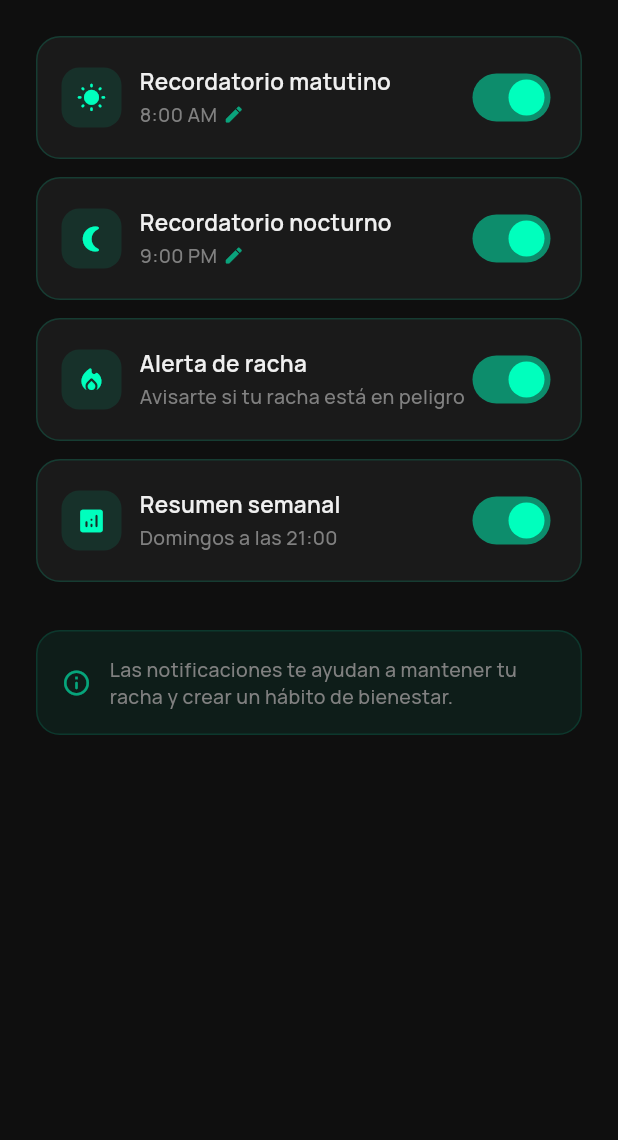
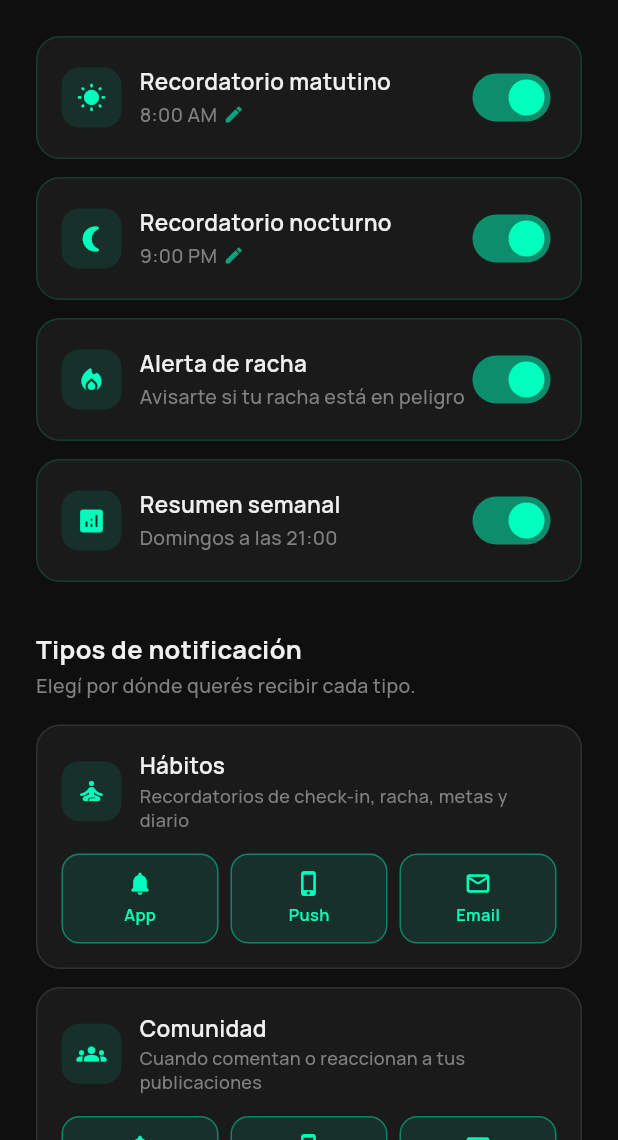
Before and after one commit to leopecom1/sentio, a Flutter app: the NotificationSettingsScreen screen opened by its route, on a phone screen of 412 x 824 dp, the part 96-1236 px from its top. Run offline on Flutter 3.47's test engine with Material 3 defaults, Android fonts, the phone set to English and light mode, and no system bars; our stand-ins replace cached_network_image, confetti, fl_chart, flutter_local_notifications, flutter_svg, go_router and 8 more; missing offline and left inert: onesignal_flutter; accounts and stored records are empty.

Commit message:
Notificaciones: motor backend + preferencias por usuario + OneSignal (scaffold)
- supabase: motor de notificaciones (templates, automation_rules, preferences,
  log, notify_user, run_daily_automations vía pg_cron, triggers de comunidad,
  admin_broadcast). Reglas arrancan pausadas; se activan desde el admin.
- app: pantalla de notificaciones con preferencias por categoría (app/push/email)
  conectadas a notification_preferences.
- app: PushService (OneSignal) guarded — no-op hasta cargar onesignal_app_id.

Co-Authored-By: Claude Opus 4.8 <noreply@anthropic.com>

```diff
--- a/sentio_app/lib/main.dart
+++ b/sentio_app/lib/main.dart
@@ -8,6 +8,7 @@ import 'package:sentio_app/config/constants.dart';
 import 'package:sentio_app/config/router.dart';
 import 'package:sentio_app/providers/app_provider.dart';
 import 'package:sentio_app/services/notification_service.dart';
+import 'package:sentio_app/services/push_service.dart';
 import 'package:sentio_app/widgets/celebration_overlay_manager.dart';
 
 void main() async {
@@ -31,6 +32,9 @@ void main() async {
   await appProvider.initialize();
 
   await NotificationService.instance.initialize();
+
+  // Push (no-op hasta que haya onesignal_app_id en app_config)
+  await PushService.instance.initialize();
 
   runApp(SentioApp(appProvider: appProvider));
 }
--- a/sentio_app/lib/providers/app_provider.dart
+++ b/sentio_app/lib/providers/app_provider.dart
@@ -18,6 +18,7 @@ import 'package:sentio_app/services/notification_service.dart';
 import 'package:sentio_app/services/community_service.dart';
 import 'package:sentio_app/services/finance_service.dart';
 import 'package:sentio_app/services/notifications_service.dart';
+import 'package:sentio_app/services/push_service.dart';
 import 'package:sentio_app/services/gamification_service.dart';
 import 'package:sentio_app/models/financial_account.dart';
 import 'package:sentio_app/models/financial_transaction.dart';
@@ -208,6 +209,47 @@ class AppProvider extends ChangeNotifier {
     notifyListeners();
   }
 
+  // ---- Preferencias de notificaciones (por categoría) ----
+  // categoría: 'all' (master) | habitos | comunidad | reactivacion | progreso
+  Future<Map<String, Map<String, bool>>> loadNotificationPreferences() async {
+    final userId = _supabase.auth.currentUser?.id;
+    if (userId == null) return {};
+    try {
+      final rows = await _supabase
+          .from('notification_preferences')
+          .select('category, in_app, push, email')
+          .eq('user_id', userId);
+      final out = <String, Map<String, bool>>{};
+      for (final r in (rows as List)) {
+        out[r['category'] as String] = {
+          'in_app': r['in_app'] as bool? ?? true,
+          'push': r['push'] as bool? ?? true,
+          'email': r['email'] as bool? ?? true,
+        };
+      }
+      return out;
+    } catch (_) {
+      return {};
+    }
+  }
+
+  Future<void> setNotificationPreference(
+    String category, {
+    required bool inApp,
+    required bool push,
+    required bool email,
+  }) async {
+    final userId = _supabase.auth.currentUser?.id;
+    if (userId == null) return;
+    await _supabase.from('notification_preferences').upsert({
+      'user_id': userId,
+      'category': category,
+      'in_app': inApp,
+      'push': push,
+      'email': email,
+    }, onConflict: 'user_id,category');
+  }
+
   void _startNotificationsPolling() {
     _notificationsPolling?.cancel();
     _notificationsPolling = Timer.periodic(const Duration(seconds: 30), (_) async {
@@ -576,6 +618,8 @@ class AppProvider extends ChangeNotifier {
     // Load notifications and start polling
     await loadNotifications();
     _startNotificationsPolling();
+    // Vincular push al usuario (no-op si OneSignal no está configurado)
+    PushService.instance.login(userId);
     notifyListeners();
   }
 
@@ -773,6 +817,7 @@ class AppProvider extends ChangeNotifier {
   }
 
   Future<void> signOut() async {
+    PushService.instance.logout();
     await _supabase.auth.signOut();
     _clearData();
     notifyListeners();
--- a/sentio_app/lib/screens/settings/notification_settings_screen.dart
+++ b/sentio_app/lib/screens/settings/notification_settings_screen.dart
@@ -21,12 +21,45 @@ class _NotificationSettingsScreenState extends State<NotificationSettingsScreen>
   TimeOfDay _morningTime = const TimeOfDay(hour: 8, minute: 0);
   TimeOfDay _eveningTime = const TimeOfDay(hour: 21, minute: 0);
 
+  // Preferencias por categoría (servidor): app / push / email
+  static const _categories = [
+    ('habitos', 'Hábitos', 'Recordatorios de check-in, racha, metas y diario', Icons.self_improvement_rounded),
+    ('comunidad', 'Comunidad', 'Cuando comentan o reaccionan a tus publicaciones', Icons.groups_rounded),
+    ('reactivacion', 'Reactivación', 'Si pasás unos días sin entrar', Icons.waving_hand_rounded),
+  ];
+  Map<String, Map<String, bool>> _prefs = {};
+  bool _loadingPrefs = true;
+
   @override
   void initState() {
     super.initState();
     final provider = context.read<AppProvider>();
     _morningEnabled = provider.profile?.morningReminder ?? true;
     _eveningEnabled = provider.profile?.eveningReminder ?? true;
+    _loadPrefs();
+  }
+
+  Future<void> _loadPrefs() async {
+    final prefs = await context.read<AppProvider>().loadNotificationPreferences();
+    if (mounted) setState(() { _prefs = prefs; _loadingPrefs = false; });
+  }
+
+  bool _ch(String category, String channel) => _prefs[category]?[channel] ?? true;
+
+  Future<void> _setChannel(String category, String channel, bool value) async {
+    final current = {
+      'in_app': _ch(category, 'in_app'),
+      'push': _ch(category, 'push'),
+      'email': _ch(category, 'email'),
+    };
+    current[channel] = value;
+    setState(() => _prefs[category] = current);
+    await context.read<AppProvider>().setNotificationPreference(
+      category,
+      inApp: current['in_app']!,
+      push: current['push']!,
+      email: current['email']!,
+    );
   }
 
   Future<void> _pickTime(bool isMorning) async {
@@ -206,6 +239,36 @@ class _NotificationSettingsScreenState extends State<NotificationSettingsScreen>
                   ),
 
                   const SizedBox(height: 32),
+                  Text(
+                    'Tipos de notificación',
+                    style: GoogleFonts.manrope(
+                      fontSize: 17,
+                      fontWeight: FontWeight.w700,
+                      color: SentioColors.textPrimary,
+                    ),
+                  ),
+                  const SizedBox(height: 4),
+                  Text(
+                    'Elegí por dónde querés recibir cada tipo.',
+                    style: GoogleFonts.manrope(
+                      fontSize: 13,
+                      fontWeight: FontWeight.w500,
+                      color: SentioColors.textSecondary,
+                    ),
+                  ),
+                  const SizedBox(height: 16),
+                  if (_loadingPrefs)
+                    const Center(child: Padding(
+                      padding: EdgeInsets.all(16),
+                      child: CircularProgressIndicator(color: SentioColors.accent, strokeWidth: 2),
+                    ))
+                  else
+                    ..._categories.map((c) => Padding(
+                      padding: const EdgeInsets.only(bottom: 12),
+                      child: _buildCategoryCard(c.$1, c.$2, c.$3, c.$4),
+                    )),
+
+                  const SizedBox(height: 20),
                   // Info text
                   Container(
                     padding: const EdgeInsets.all(16),
@@ -330,4 +393,86 @@ class _NotificationSettingsScreenState extends State<NotificationSettingsScreen>
       ),
     );
   }
+
+  Widget _buildCategoryCard(String category, String title, String subtitle, IconData icon) {
+    return Container(
+      padding: const EdgeInsets.all(16),
+      decoration: BoxDecoration(
+        color: SentioColors.surface,
+        borderRadius: BorderRadius.circular(16),
+        border: Border.all(color: SentioColors.border),
+      ),
+      child: Column(
+        crossAxisAlignment: CrossAxisAlignment.start,
+        children: [
+          Row(
+            children: [
+              Container(
+                width: 40,
+                height: 40,
+                decoration: BoxDecoration(
+                  color: SentioColors.accent.withValues(alpha: 0.1),
+                  borderRadius: BorderRadius.circular(12),
+                ),
+                child: Icon(icon, color: SentioColors.accent, size: 20),
+              ),
+              const SizedBox(width: 12),
+              Expanded(
+                child: Column(
+                  crossAxisAlignment: CrossAxisAlignment.start,
+                  children: [
+                    Text(title, style: GoogleFonts.manrope(
+                      fontSize: 15, fontWeight: FontWeight.w600, color: SentioColors.textPrimary)),
+                    const SizedBox(height: 2),
+                    Text(subtitle, style: GoogleFonts.manrope(
+                      fontSize: 12, fontWeight: FontWeight.w500, color: SentioColors.textSecondary, height: 1.3)),
+                  ],
+                ),
+              ),
+            ],
+          ),
+          const SizedBox(height: 14),
+          Row(
+            children: [
+              _channelChip(category, 'in_app', 'App', Icons.notifications_rounded),
+              const SizedBox(width: 8),
+              _channelChip(category, 'push', 'Push', Icons.phone_iphone_rounded),
+              const SizedBox(width: 8),
+              _channelChip(category, 'email', 'Email', Icons.mail_outline_rounded),
+            ],
+          ),
+        ],
+      ),
+    );
+  }
+
+  Widget _channelChip(String category, String channel, String label, IconData icon) {
+    final on = _ch(category, channel);
+    return Expanded(
+      child: GestureDetector(
+        onTap: () => _setChannel(category, channel, !on),
+        child: Container(
+          padding: const EdgeInsets.symmetric(vertical: 10),
+          decoration: BoxDecoration(
+            color: on ? SentioColors.accent.withValues(alpha: 0.1) : SentioColors.background,
+            borderRadius: BorderRadius.circular(12),
+            border: Border.all(
+              color: on ? SentioColors.accent.withValues(alpha: 0.4) : SentioColors.border,
+            ),
+          ),
+          child: Column(
+            children: [
+              Icon(icon, size: 18, color: on ? SentioColors.accent : SentioColors.textTertiary),
+              const SizedBox(height: 4),
+              Text(label, style: GoogleFonts.manrope(
+                fontSize: 11,
+                fontWeight: FontWeight.w600,
+                color: on ? SentioColors.accent : SentioColors.textTertiary,
+              )),
+            ],
+          ),
+        ),
+      ),
+    );
+  }
 }
--- a/sentio_app/pubspec.yaml
+++ b/sentio_app/pubspec.yaml
@@ -35,6 +35,8 @@ dependencies:
   # Notifications
   flutter_local_notifications: ^18.0.0
   timezone: ^0.9.4
+  # Push (OneSignal) — se activa cuando hay onesignal_app_id en app_config
+  onesignal_flutter: ^5.2.0
   # Utils
   intl: ^0.19.0
   uuid: ^4.5.0
```
Also changed, not shown: sentio_app/lib/services/push_service.dart (added, +61 -0 lines), sentio_app/pubspec.lock, 1 other file.
